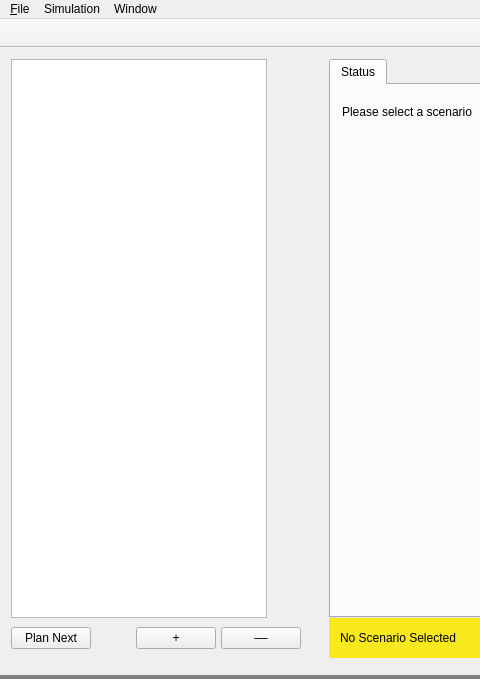
The window that RAMSIS/ui/views/mainwindow.ui (swiss-seismological-service/hermes) describes before a commit, drawn with Qt 5; both pictures show x 0 to 480 and y 0 to 679 of the 1300 by 847 pixel window.
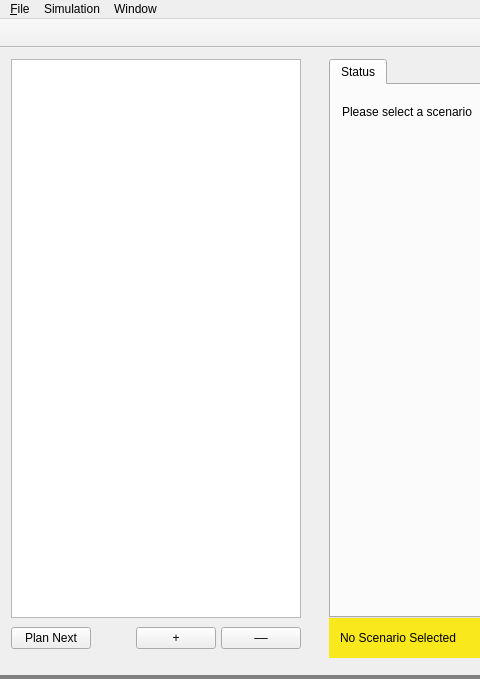
The same window after the commit. Icons and pictures are not drawn. Custom widgets are drawn as their Qt base class.

The edit to the form file:
```diff
--- a/RAMSIS/ui/views/mainwindow.ui
+++ b/RAMSIS/ui/views/mainwindow.ui
@@ -48,7 +48,7 @@
        <item>
         <widget class="TreeView" name="forecastTreeView">
          <property name="sizePolicy">
-          <sizepolicy hsizetype="Fixed" vsizetype="Expanding">
+          <sizepolicy hsizetype="Minimum" vsizetype="Expanding">
            <horstretch>0</horstretch>
            <verstretch>0</verstretch>
           </sizepolicy>
```
